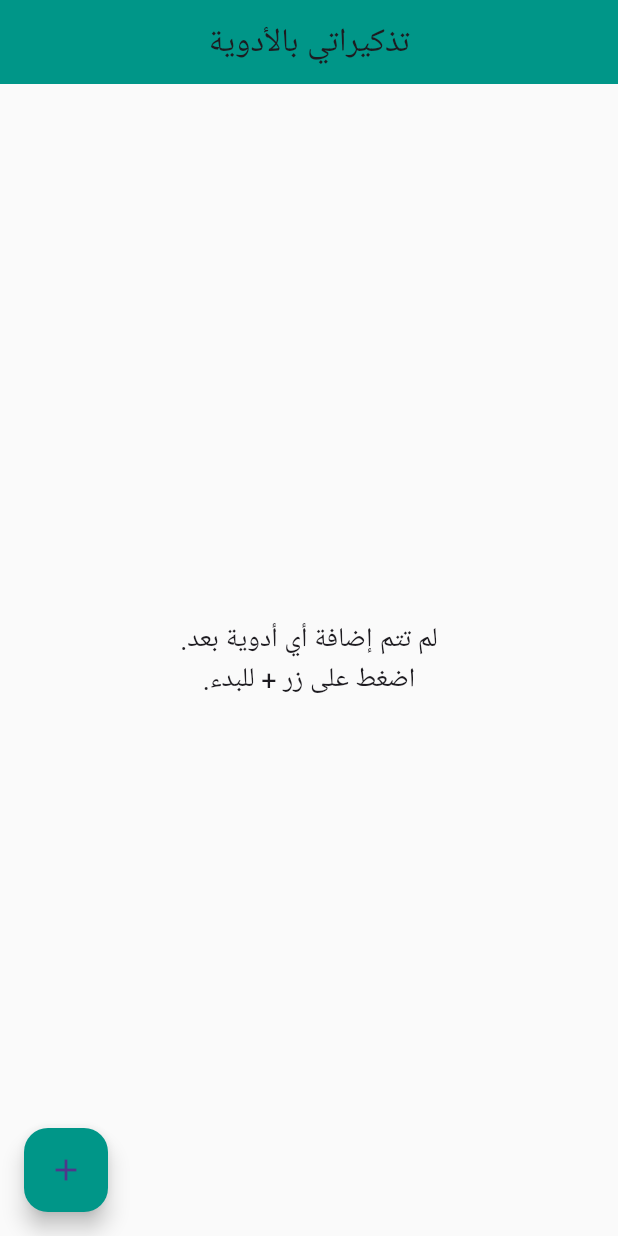
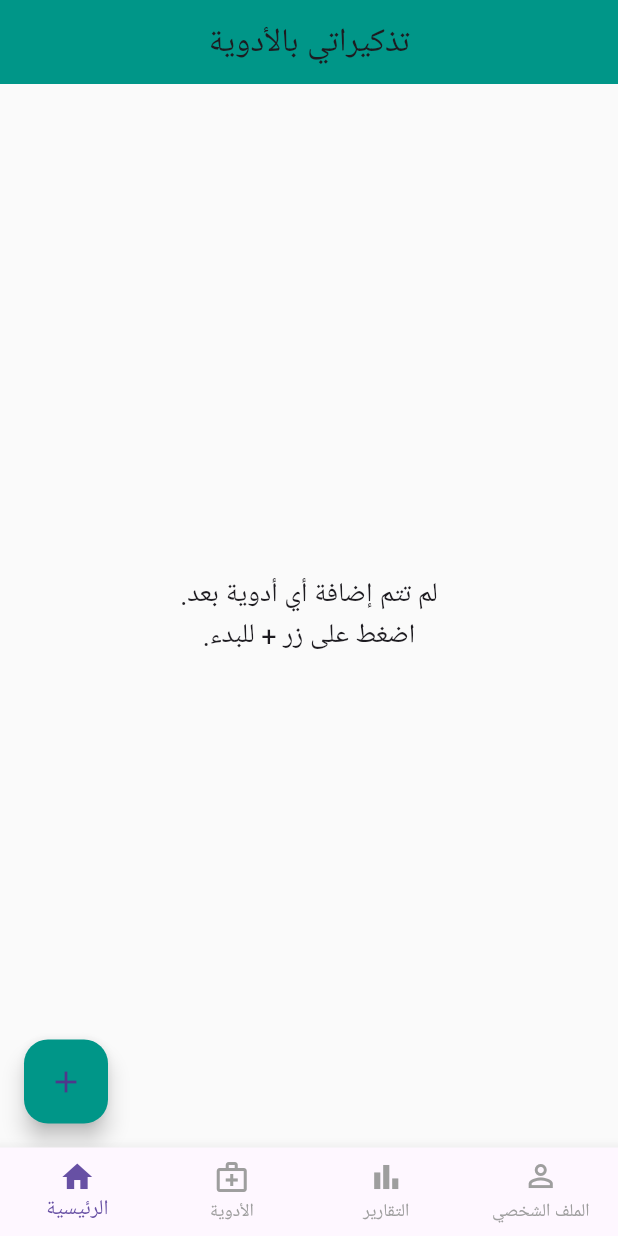
Before and after one commit to ahmedma7goub/medication-reminder-app, a Flutter app: the screen it shows after launch, on a phone screen of 412 x 824 dp. Run offline on Flutter 3.47's test engine with Material 3 defaults, Android fonts, the phone set to English and light mode, and no system bars; our stand-ins replace flutter_local_notifications, sqflite, timezone; accounts and stored records are empty; Roboto replaces fonts that are missing (Cairo).

Commit message:
Feat: Add bottom navigation and new screens

```diff
--- a/lib/main.dart
+++ b/lib/main.dart
@@ -1,6 +1,6 @@
 import 'package:flutter/material.dart';
 import 'package:flutter_localizations/flutter_localizations.dart';
-import 'package:medication_reminder/screens/home_screen.dart';
+import 'package:medication_reminder/screens/main_navigation_screen.dart';
 import 'package:medication_reminder/services/notification_service.dart';
 
 void main() async {
@@ -42,7 +42,7 @@ class MyApp extends StatelessWidget {
           backgroundColor: Colors.teal,
         ),
       ),
-      home: const HomeScreen(),
+      home: const MainNavigationScreen(),
     );
   }
 }
--- /dev/null
+++ b/lib/screens/main_navigation_screen.dart
@@ -0,0 +1,68 @@
+import 'package:flutter/material.dart';
+import 'package:medication_reminder/screens/home_screen.dart';
+import 'package:medication_reminder/screens/all_medicines_screen.dart';
+import 'package:medication_reminder/screens/reports_screen.dart';
+import 'package:medication_reminder/screens/profile_screen.dart';
+
+class MainNavigationScreen extends StatefulWidget {
+  const MainNavigationScreen({Key? key}) : super(key: key);
+
+  @override
+  _MainNavigationScreenState createState() => _MainNavigationScreenState();
+}
+
+class _MainNavigationScreenState extends State<MainNavigationScreen> {
+  int _selectedIndex = 3; // Start from right to left
+
+  static final List<Widget> _widgetOptions = <Widget>[
+    ProfileScreen(),
+    ReportsScreen(),
+    AllMedicinesScreen(),
+    HomeScreen(),
+  ];
+
+  void _onItemTapped(int index) {
+    setState(() {
+      _selectedIndex = index;
+    });
+  }
+
+  @override
+  Widget build(BuildContext context) {
+    return Scaffold(
+      body: Center(
+        child: _widgetOptions.elementAt(_selectedIndex),
+      ),
+      bottomNavigationBar: BottomNavigationBar(
+        items: const <BottomNavigationBarItem>[
+          BottomNavigationBarItem(
+            icon: Icon(Icons.person_outline),
+            activeIcon: Icon(Icons.person),
+            label: 'الملف الشخصي',
+          ),
+          BottomNavigationBarItem(
+            icon: Icon(Icons.bar_chart_outlined),
+            activeIcon: Icon(Icons.bar_chart),
+            label: 'التقارير',
+          ),
+          BottomNavigationBarItem(
+            icon: Icon(Icons.medical_services_outlined),
+            activeIcon: Icon(Icons.medical_services),
+            label: 'الأدوية',
+          ),
+          BottomNavigationBarItem(
+            icon: Icon(Icons.home_outlined),
+            activeIcon: Icon(Icons.home),
+            label: 'الرئيسية',
+          ),
+        ],
+        currentIndex: _selectedIndex,
+        onTap: _onItemTapped,
+        type: BottomNavigationBarType.fixed,
+        selectedItemColor: Theme.of(context).primaryColor,
+        unselectedItemColor: Colors.grey,
+        showUnselectedLabels: true,
+      ),
+    );
+  }
+}
--- a/pubspec.yaml
+++ b/pubspec.yaml
@@ -18,7 +18,8 @@ dependencies:
   # Core packages for our app
   flutter_local_notifications: ^15.1.1 # For scheduling notifications
   sqflite: ^2.3.0 # For local database storage
-  path_provider: ^2.1.1 # To find the correct path for the database
+  path_provider: ^2.0.15 # For finding the database path
+  fl_chart: ^0.68.0 # For charts and reports for the database
 
   cupertino_icons: ^1.0.2
 
```
Also changed, not shown: lib/screens/all_medicines_screen.dart (added, +19 -0 lines), lib/screens/profile_screen.dart (added, +19 -0 lines), lib/screens/reports_screen.dart (added, +19 -0 lines).
